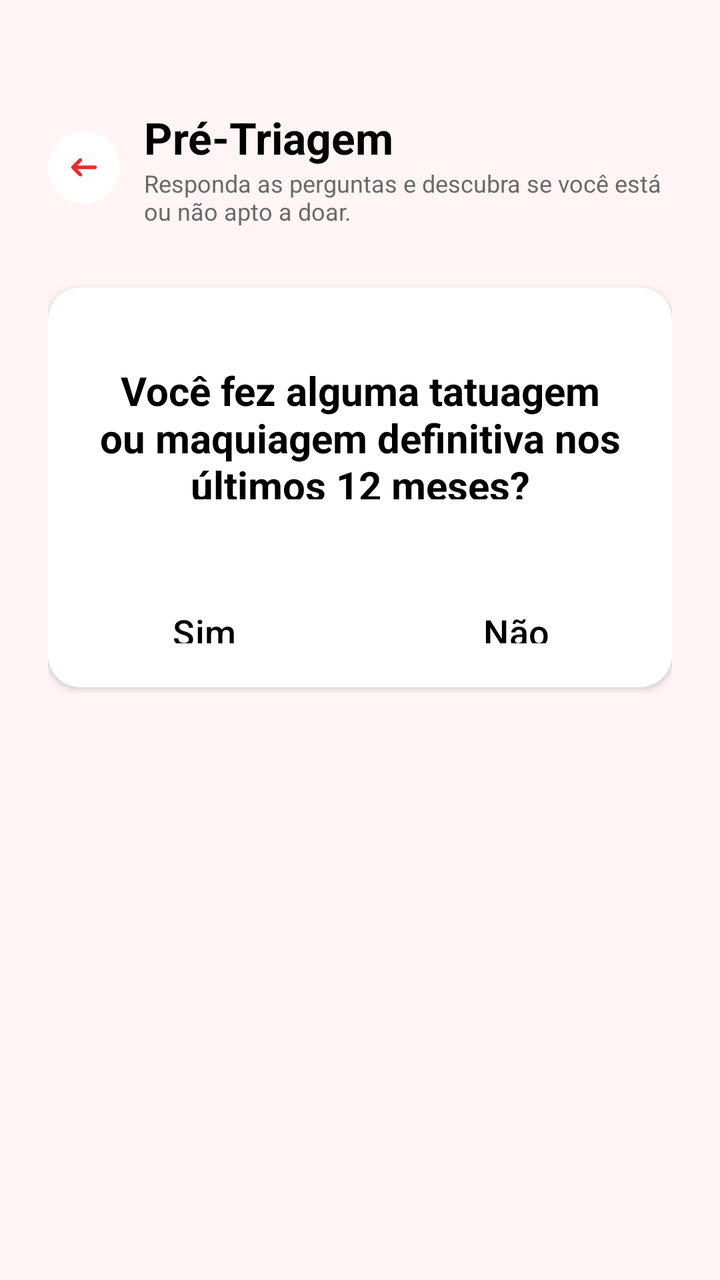
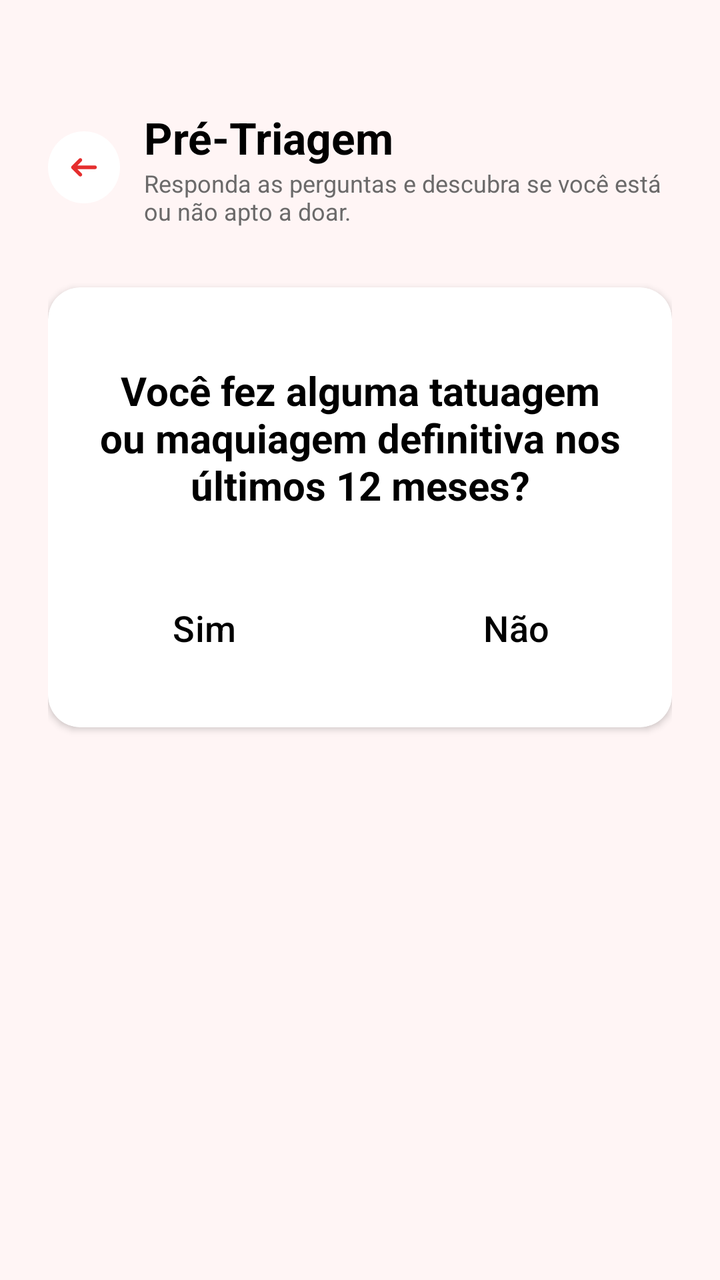

Compare the two renders of this Android layout. The source of the first and the diff that turns it into the second are given below.
<!-- AndroidManifest.xml: application theme Theme.Hemo_Conecta -->
<!-- res/layout/fragment_quest3.xml -->
<?xml version="1.0" encoding="utf-8"?>
<androidx.constraintlayout.widget.ConstraintLayout
    xmlns:android="http://schemas.android.com/apk/res/android"
    xmlns:app="http://schemas.android.com/apk/res-auto"
    android:layout_width="match_parent"
    android:layout_height="match_parent"
    android:background="@color/background">

    <ScrollView
        android:layout_width="0dp"
        android:layout_height="match_parent"
        android:fillViewport="true"
        app:layout_constraintBottom_toTopOf="parent"
        app:layout_constraintEnd_toEndOf="parent"
        app:layout_constraintHorizontal_bias="0.0"
        app:layout_constraintStart_toStartOf="parent"
        app:layout_constraintTop_toTopOf="parent"
        app:layout_constraintVertical_bias="0.0">

        <LinearLayout

            android:padding="24dp"
            android:layout_width="match_parent"
            android:layout_height="wrap_content"
            android:orientation="vertical">

            
            <LinearLayout
                android:layout_width="match_parent"
                android:layout_height="wrap_content"
                android:gravity="center_vertical"
                android:orientation="horizontal">

                <FrameLayout
                    android:layout_width="36dp"
                    android:layout_height="36dp"
                    android:background="@drawable/bg_icon"
                    android:backgroundTint="@color/white">

                    <ImageView
                        android:layout_width="22dp"
                        android:layout_height="22dp"
                        android:layout_gravity="center"
                        android:contentDescription="Voltar"
                        android:src="@drawable/ic_back" />
                </FrameLayout>

                <LinearLayout
                    android:layout_width="match_parent"
                    android:layout_height="wrap_content"
                    android:layout_marginStart="12dp"
                    android:orientation="vertical">

                    <TextView
                        android:layout_width="wrap_content"
                        android:layout_height="wrap_content"
                        android:text="@string/pagName"
                        android:textColor="@color/black"
                        android:textSize="22sp"
                        android:textStyle="bold"
                        android:layout_marginTop="30dp"/>

                    <TextView
                        android:layout_width="wrap_content"
                        android:layout_height="wrap_content"
                        android:text="@string/text"
                        android:textColor="@color/cinza"
                        android:textSize="12sp"
                        android:layout_marginBottom="30dp"/>
                </LinearLayout>
            </LinearLayout>

            
            <androidx.cardview.widget.CardView
                xmlns:android="http://schemas.android.com/apk/res/android"
                xmlns:app="http://schemas.android.com/apk/res-auto"
                android:layout_width="match_parent"
                android:layout_height="200dp"
                android:layout_marginBottom="12dp"
                app:cardCornerRadius="16dp"
                app:cardElevation="2dp">

                <LinearLayout
                    android:layout_width="match_parent"
                    android:layout_height="200dp"
                    android:orientation="vertical"
                    >

                    <LinearLayout
                        android:layout_width="match_parent"
                        android:layout_height="wrap_content"
                        android:orientation="vertical"
                        android:gravity="center"
                        android:layout_weight="1">

                        <TextView
                            android:layout_width="wrap_content"
                            android:layout_height="wrap_content"

                            android:id="@+id/perguntaText"
                            android:text="@string/pergunta3"
                            android:textColor="@color/black"
                            android:textAlignment="center"
                            android:textSize="20sp"
                            android:textStyle="bold"
                            android:layout_marginTop="30dp"
                            android:padding="8dp"/>

                    </LinearLayout>

                    
                    <LinearLayout
                        android:id="@+id/linearEscolha"
                        android:layout_width="match_parent"
                        android:layout_height="wrap_content"
                        android:layout_weight="1"
                        android:orientation="horizontal">

                        <Button
                            android:layout_width="wrap_content"
                            android:layout_height="wrap_content"
                            android:layout_weight="1"
                            android:text="@string/opcao1"
                            android:textColor="@color/black"
                            android:backgroundTint="@color/white"
                            android:padding="18dp"
                            android:textSize="18sp"
                            android:layout_marginTop="24dp"
                            android:id="@+id/opcaoSim_bt" />

                        <Button
                            android:layout_width="wrap_content"
                            android:layout_height="wrap_content"
                            android:layout_weight="1"
                            android:text="@string/opcao2"
                            android:textColor="@color/black"
                            android:backgroundTint="@color/white"
                            android:padding="18dp"
                            android:textSize="18sp"
                            android:layout_marginTop="24dp"
                            android:id="@+id/opcaoNao" />
                    </LinearLayout>


                </LinearLayout>
            </androidx.cardview.widget.CardView>
        </LinearLayout>
    </ScrollView>
</androidx.constraintlayout.widget.ConstraintLayout>
<!-- resources referenced by this layout -->
<resources>
  <color name="background">#FFF5F5</color>
  <color name="black">#000000</color>
  <color name="cinza">#6B6A6A</color>
  <color name="white">#FFFFFF</color>
  <!-- drawable bg_icon (drawable) -->
  <?xml version="1.0" encoding="utf-8"?>
  <shape xmlns:android="http://schemas.android.com/apk/res/android"
      android:shape="oval">
  </shape>
  <!-- drawable ic_back (drawable) -->
  <vector xmlns:android="http://schemas.android.com/apk/res/android" android:height="30dp" android:viewportHeight="512" android:viewportWidth="512" android:width="30dp">
        
      <path android:fillColor="#FFFFFF" android:pathData="M0,0v512h512V0H0zM469.33,469.33H42.67V42.67h426.67V469.33z"/>
        
      <path android:fillColor="#E52E2E" android:pathData="M110.93,243.24c-0.23,0.3 -0.46,0.6 -0.67,0.91c-0.2,0.3 -0.38,0.62 -0.57,0.93c-0.17,0.28 -0.35,0.56 -0.51,0.86c-0.17,0.32 -0.31,0.65 -0.47,0.97c-0.14,0.31 -0.3,0.61 -0.43,0.92c-0.13,0.31 -0.24,0.64 -0.35,0.96c-0.12,0.34 -0.25,0.67 -0.35,1.01c-0.1,0.32 -0.17,0.65 -0.25,0.97c-0.09,0.35 -0.19,0.7 -0.26,1.05c-0.07,0.38 -0.12,0.75 -0.17,1.13c-0.04,0.31 -0.1,0.62 -0.14,0.93c-0.14,1.4 -0.14,2.81 0,4.21c0.03,0.31 0.09,0.62 0.14,0.93c0.05,0.38 0.1,0.76 0.17,1.13c0.07,0.36 0.17,0.7 0.26,1.05c0.08,0.32 0.15,0.65 0.25,0.97c0.1,0.34 0.23,0.68 0.35,1.01c0.12,0.32 0.22,0.64 0.35,0.96c0.13,0.31 0.28,0.62 0.43,0.92c0.15,0.32 0.3,0.65 0.47,0.97c0.16,0.29 0.34,0.57 0.51,0.86c0.19,0.31 0.36,0.63 0.57,0.93c0.21,0.31 0.44,0.61 0.67,0.91c0.19,0.25 0.37,0.52 0.57,0.76c0.44,0.54 0.9,1.05 1.39,1.54c0.01,0.01 0.01,0.02 0.02,0.02l85.33,85.33c8.33,8.33 21.84,8.33 30.17,0c8.33,-8.33 8.33,-21.84 0,-30.17l-48.92,-48.92H384c11.78,0 21.33,-9.55 21.33,-21.33s-9.55,-21.33 -21.33,-21.33H179.5l48.92,-48.92c8.33,-8.33 8.33,-21.84 0,-30.17s-21.84,-8.33 -30.17,0l-85.33,85.33c-0.01,0.01 -0.01,0.02 -0.02,0.02c-0.49,0.49 -0.95,1 -1.39,1.54C111.3,242.73 111.12,242.99 110.93,243.24z"/>
      
  </vector>
  <string name="opcao1">Sim</string>
  <string name="opcao2">Não</string>
  <string name="pagName">Pré-Triagem</string>
  <string name="pergunta3">Você fez alguma tatuagem ou maquiagem definitiva nos últimos 12 meses? </string>
  <string name="text">Responda as perguntas e descubra se você está ou não apto a doar. </string>
  <style name="Theme.Hemo_Conecta" parent="Base.Theme.Hemo_Conecta" />
  <style name="Base.Theme.Hemo_Conecta" parent="Theme.Material3.DayNight.NoActionBar">
          
          
      </style>
</resources>

<!-- the commit's change to res/layout/fragment_quest3.xml (unified diff, before → after) -->
@@ -75,7 +75,7 @@
                 xmlns:android="http://schemas.android.com/apk/res/android"
                 xmlns:app="http://schemas.android.com/apk/res-auto"
                 android:layout_width="match_parent"
-                android:layout_height="200dp"
+                android:layout_height="220dp"
                 android:layout_marginBottom="12dp"
                 app:cardCornerRadius="16dp"
                 app:cardElevation="2dp">
@@ -125,7 +125,7 @@
                             android:backgroundTint="@color/white"
                             android:padding="18dp"
                             android:textSize="18sp"
-                            android:layout_marginTop="24dp"
+                            android:layout_marginTop="20dp"
                             android:id="@+id/opcaoSim_bt" />
 
                         <Button
@@ -137,7 +137,7 @@
                             android:backgroundTint="@color/white"
                             android:padding="18dp"
                             android:textSize="18sp"
-                            android:layout_marginTop="24dp"
+                            android:layout_marginTop="20dp"
                             android:id="@+id/opcaoNao" />
                     </LinearLayout>
 
